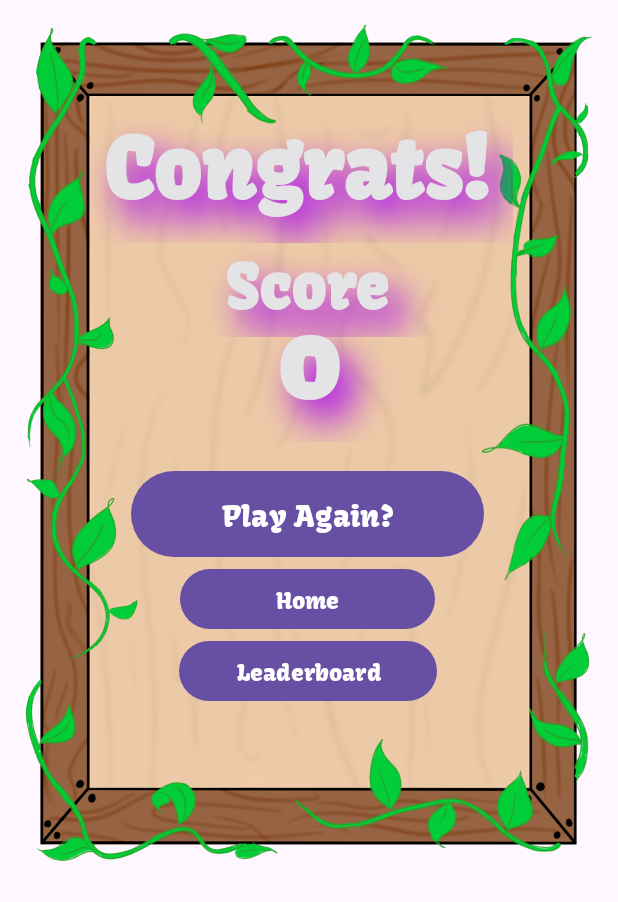
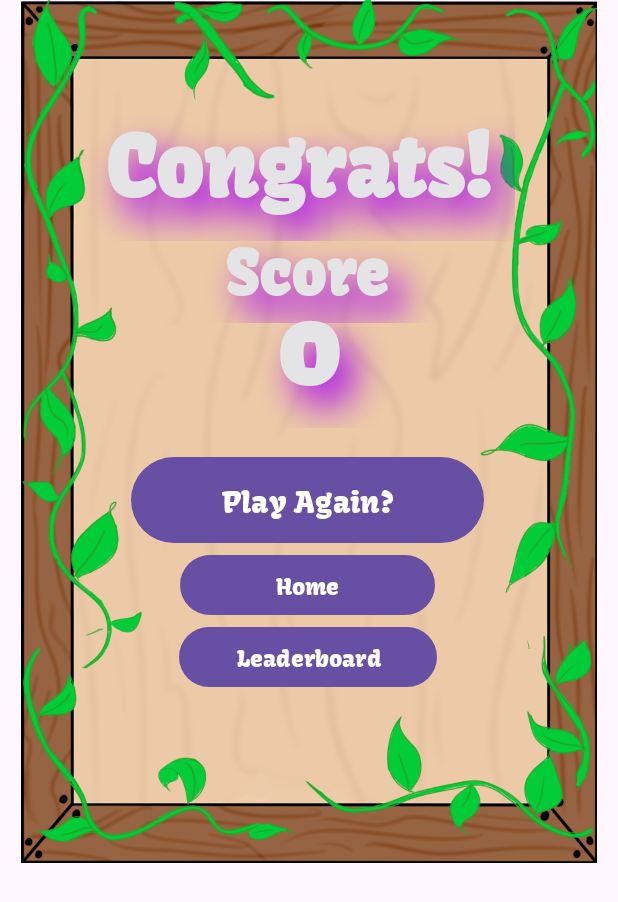
Before and after one commit to DezJukes/MatchingGame, an Android app: the layout fragment_pop_up_screen.xml on its own in the app's theme, with its tools: preview values and no code run, on a phone screen of 412 x 824 dp. Shown: the top 902 px of the screen. Run offline under Robolectric (Android 15) with nearby library versions, the phone set to English and light mode, and no system bars.

Commit message:
UI Layout

```diff
--- a/app/src/main/java/com/example/matchinggamebeta/popUpScreen.kt
+++ b/app/src/main/java/com/example/matchinggamebeta/popUpScreen.kt
@@ -20,6 +20,9 @@ class popUpScreen(private val secondFragment: SecondFragment) : DialogFragment()
     private lateinit var leaderboardButton:Button
     private lateinit var imageView:ImageView
 
+
+
+
     companion object {
         const val ARG_SCORE = "arg_score"
     }
@@ -41,7 +44,6 @@ class popUpScreen(private val secondFragment: SecondFragment) : DialogFragment()
     override fun onViewCreated(view: View, savedInstanceState: Bundle?) {
         super.onViewCreated(view, savedInstanceState)
         imageView = view.findViewById(R.id.imageView)
-        imageView.setBackgroundColor(resources.getColor(android.R.color.transparent));
 
         arguments?.let {
             // Retrieve the score argument
--- a/app/src/main/res/drawable/rounded_corners.xml
+++ b/app/src/main/res/drawable/rounded_corners.xml
@@ -2,5 +2,5 @@
 <shape xmlns:android="http://schemas.android.com/apk/res/android"
     android:shape="rectangle">
     <solid android:color="#E4B8F8" /> <!-- Background color -->
-    <corners android:radius="50dp" /> <!-- Radius for rounded corners -->
+    <corners android:radius="40dp" /> <!-- Radius for rounded corners -->
 </shape>
--- a/app/src/main/res/layout/fragment_how_to_play.xml
+++ b/app/src/main/res/layout/fragment_how_to_play.xml
@@ -4,6 +4,7 @@
     xmlns:tools="http://schemas.android.com/tools"
     android:layout_width="match_parent"
     android:layout_height="match_parent"
+    android:background="@drawable/gamebg"
     tools:context=".HowToPlay">
 
     <!-- TODO: Update blank fragment layout -->
--- a/app/src/main/res/layout/fragment_pop_up_screen.xml
+++ b/app/src/main/res/layout/fragment_pop_up_screen.xml
@@ -4,18 +4,16 @@
     xmlns:tools="http://schemas.android.com/tools"
     android:layout_width="match_parent"
     android:layout_height="match_parent"
-    android:background="@android:color/transparent"
-    android:visibility="visible"
+    android:background="@color/colorTransparent"
     tools:context=".popUpScreen"
     tools:layout_editor_absoluteX="-16dp"
-    tools:layout_editor_absoluteY="246dp">
+    tools:layout_editor_absoluteY="246dp"
+    >
 
     <ImageView
         android:id="@+id/imageView"
-        android:layout_width="381dp"
-        android:layout_height="592dp"
-        android:background="@android:color/transparent"
-        android:foreground="@android:color/transparent"
+        android:layout_width="385dp"
+        android:layout_height="575dp"
         android:src="@drawable/popupframe"
         app:layout_constraintBottom_toBottomOf="parent"
         app:layout_constraintEnd_toEndOf="parent"
--- a/app/src/main/res/values/colors.xml
+++ b/app/src/main/res/values/colors.xml
@@ -2,4 +2,6 @@
 <resources>
     <color name="black">#FF000000</color>
     <color name="white">#FFFFFFFF</color>
+
+    <color name="colorTransparent">#00000000</color>
 </resources>
```
Also changed, not shown: app/src/main/res/drawable/popupframe.png.
